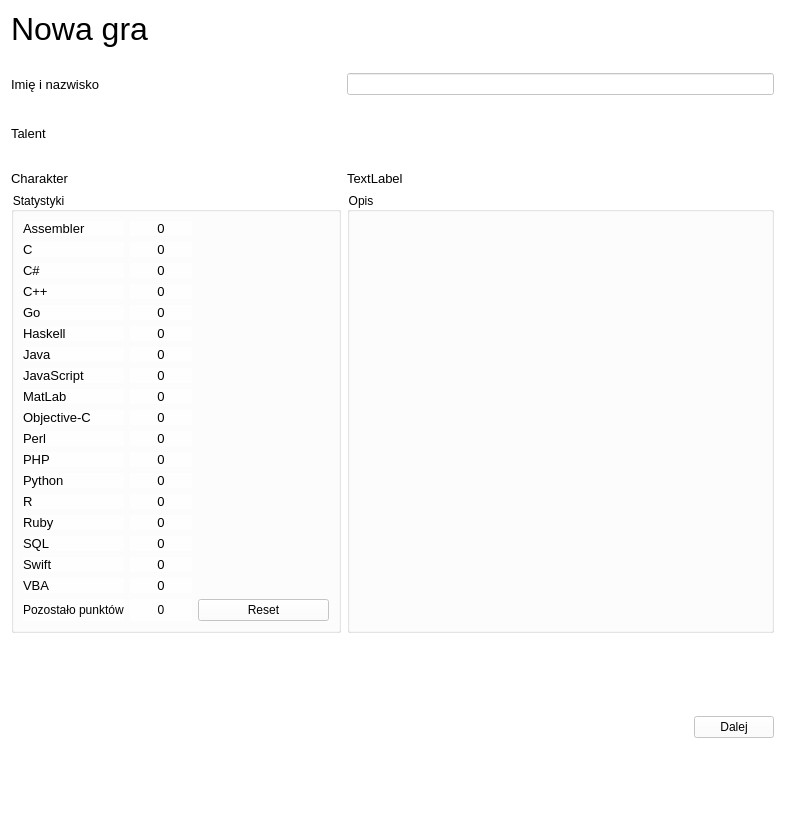
Old version of the form game/newgameform.ui in the repository Barto-Paja/startUpDay.
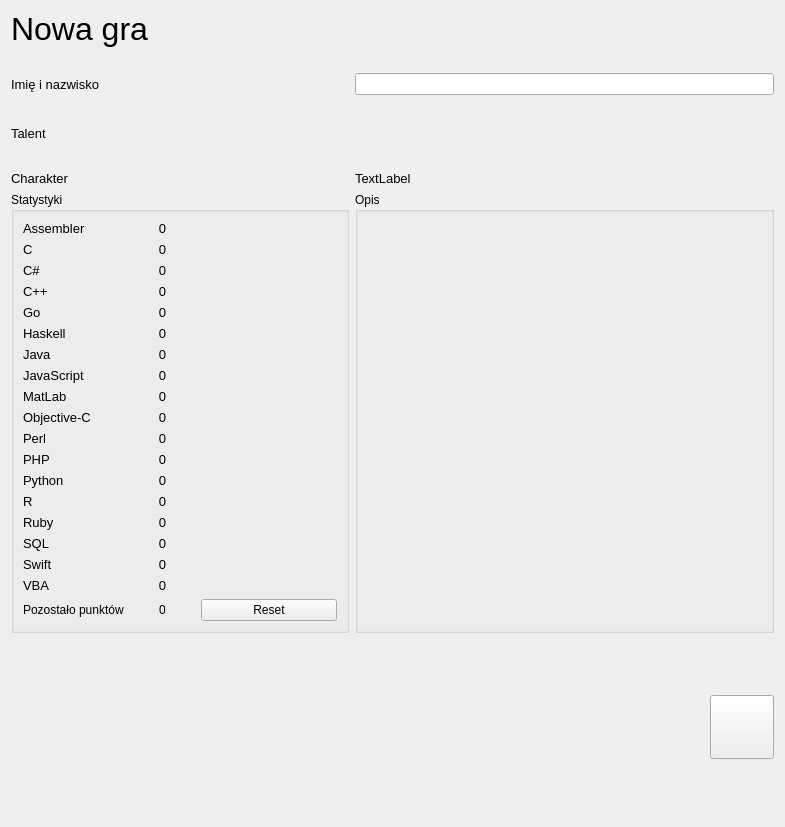
New version of the form. Icons and pictures are not drawn.

```diff
--- a/game/newgameform.ui
+++ b/game/newgameform.ui
@@ -14,7 +14,7 @@
    <string>Form</string>
   </property>
   <property name="styleSheet">
-   <string notr="true">background-color: rgba(255, 255, 255, 205);</string>
+   <string notr="true"/>
   </property>
   <layout class="QGridLayout" name="gridLayout">
    <item row="0" column="1">
@@ -1232,8 +1232,39 @@
    </item>
    <item row="13" column="4">
     <widget class="QPushButton" name="pushButton_Next">
+     <property name="minimumSize">
+      <size>
+       <width>64</width>
+       <height>64</height>
+      </size>
+     </property>
+     <property name="autoFillBackground">
+      <bool>false</bool>
+     </property>
+     <property name="styleSheet">
+      <string notr="true">QPushButton{
+	border-image: url(:/images/icons/dot-right-arrow red.png) 0 0 0 0 stretch stretch;
+}
+
+QPushButton::hover:!pressed {
+	
+	border-image: url(:/images/icons/dot-right-arrow yellow.png) 0 0 0 0 stretch stretch;
+
+}
+
+QPushButton::pressed {
+	
+	border-image: url(:/images/icons/dot-right-arrow green.png) 0 0 0 0 stretch stretch;
+}</string>
+     </property>
      <property name="text">
-      <string>Dalej</string>
+      <string/>
+     </property>
+     <property name="iconSize">
+      <size>
+       <width>64</width>
+       <height>64</height>
+      </size>
      </property>
     </widget>
    </item>
@@ -1289,8 +1320,8 @@
       <item>
        <widget class="QPushButton" name="pushButton_TalentLevelUp">
         <property name="styleSheet">
-         <string notr="true">background-color: rgba(255, 255, 255, 125);
-border-color: rgba(255, 255, 255, 125);
+         <string notr="true">background-color: rgba(255, 255, 255, 0);
+border-color: rgba(255, 255, 255, 0);
 border: none;</string>
         </property>
         <property name="text">
```
Left out of the diff: 78 changed lines with no effect on the pictures.
